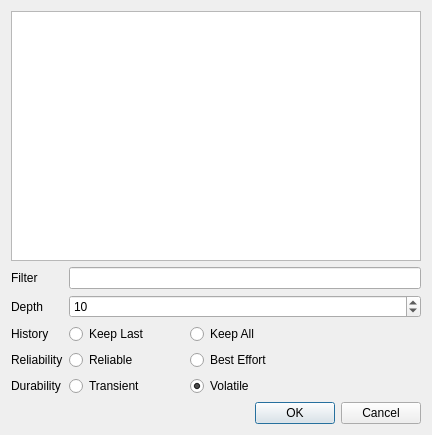
Above: mapviz_plugins/ui/topicselect.ui from swri-robotics/mapviz before the change. Below: the same form after it.
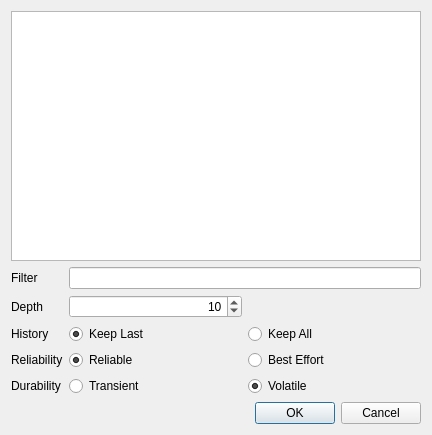
That is the form after the change.

Commit message: Fixing form so exclusive buttons work properly

The edit to the form file:
```diff
--- a/mapviz_plugins/ui/topicselect.ui
+++ b/mapviz_plugins/ui/topicselect.ui
@@ -25,69 +25,13 @@
     </widget>
    </item>
    <item>
-    <layout class="QFormLayout" name="formLayout">
+    <layout class="QGridLayout" name="gridLayout">
      <property name="topMargin">
       <number>0</number>
      </property>
      <property name="bottomMargin">
       <number>0</number>
      </property>
-     <item row="2" column="0">
-      <widget class="QLabel" name="historyLabel">
-       <property name="text">
-        <string>History</string>
-       </property>
-      </widget>
-     </item>
-     <item row="2" column="1">
-      <layout class="QHBoxLayout" name="historyHorizontalLayout">
-       <property name="leftMargin">
-        <number>0</number>
-       </property>
-       <item>
-        <widget class="QRadioButton" name="historyKeepLastRadioButton">
-         <property name="sizePolicy">
-          <sizepolicy hsizetype="MinimumExpanding" vsizetype="Fixed">
-           <horstretch>0</horstretch>
-           <verstretch>0</verstretch>
-          </sizepolicy>
-         </property>
-         <property name="text">
-          <string>Keep Last</string>
-         </property>
-         <property name="checked">
-          <bool>true</bool>
-         </property>
-        </widget>
-       </item>
-       <item>
-        <widget class="QRadioButton" name="historyKeepAllRadioButton">
-         <property name="sizePolicy">
-          <sizepolicy hsizetype="MinimumExpanding" vsizetype="Fixed">
-           <horstretch>0</horstretch>
-           <verstretch>0</verstretch>
-          </sizepolicy>
-         </property>
-         <property name="text">
-          <string>Keep All</string>
-         </property>
-        </widget>
-       </item>
-       <item>
-        <spacer name="historyHorizontalSpacer">
-         <property name="orientation">
-          <enum>Qt::Horizontal</enum>
-         </property>
-         <property name="sizeHint" stdset="0">
-          <size>
-           <width>40</width>
-           <height>20</height>
-          </size>
-         </property>
-        </spacer>
-       </item>
-      </layout>
-     </item>
      <item row="3" column="0">
       <widget class="QLabel" name="reliabilityLabel">
        <property name="text">
@@ -95,35 +39,14 @@
        </property>
       </widget>
      </item>
-     <item row="4" column="0">
-      <widget class="QLabel" name="durabilityLabel">
+     <item row="0" column="0">
+      <widget class="QLabel" name="filterLabel">
        <property name="text">
-        <string>Durability</string>
+        <string>Filter</string>
        </property>
       </widget>
      </item>
-     <item row="3" column="1">
-      <layout class="QHBoxLayout" name="reliabilityHorizontalLayout">
-       <property name="leftMargin">
-        <number>0</number>
-       </property>
-       <item>
-        <widget class="QRadioButton" name="reliabilityReliableRadioButton">
-         <property name="sizePolicy">
-          <sizepolicy hsizetype="MinimumExpanding" vsizetype="Fixed">
-           <horstretch>0</horstretch>
-           <verstretch>0</verstretch>
-          </sizepolicy>
-         </property>
-         <property name="text">
-          <string>Reliable</string>
-         </property>
-         <property name="checked">
-          <bool>true</bool>
-         </property>
-        </widget>
-       </item>
-       <item>
+     <item row="3" column="2">
         <widget class="QRadioButton" name="reliabilityBestEffortRadioButton">
          <property name="sizePolicy">
           <sizepolicy hsizetype="MinimumExpanding" vsizetype="Fixed">
@@ -134,30 +57,16 @@
          <property name="text">
           <string>Best Effort</string>
          </property>
-        </widget>
-       </item>
-       <item>
-        <spacer name="reliabilityHorizontalSpacer">
-         <property name="orientation">
-          <enum>Qt::Horizontal</enum>
-         </property>
-         <property name="sizeHint" stdset="0">
-          <size>
-           <width>40</width>
-           <height>20</height>
-          </size>
-         </property>
-        </spacer>
-       </item>
-      </layout>
-     </item>
-     <item row="4" column="1">
-      <layout class="QHBoxLayout" name="durabilityHorizontalLayout">
-       <property name="leftMargin">
-        <number>0</number>
-       </property>
-       <item>
-        <widget class="QRadioButton" name="durabilityTransientRadioButton">
+       <attribute name="buttonGroup">
+        <string notr="true">reliabilityButtonGroup</string>
+       </attribute>
+      </widget>
+     </item>
+     <item row="0" column="1" colspan="2">
+      <widget class="QLineEdit" name="filterLineEdit"/>
+     </item>
+     <item row="2" column="1">
+      <widget class="QRadioButton" name="historyKeepLastRadioButton">
          <property name="sizePolicy">
           <sizepolicy hsizetype="MinimumExpanding" vsizetype="Fixed">
            <horstretch>0</horstretch>
@@ -165,11 +74,17 @@
           </sizepolicy>
          </property>
          <property name="text">
-          <string>Transient</string>
-         </property>
-        </widget>
-       </item>
-       <item>
+        <string>Keep Last</string>
+       </property>
+       <property name="checked">
+        <bool>true</bool>
+       </property>
+       <attribute name="buttonGroup">
+        <string notr="true">historyButtonGroup</string>
+       </attribute>
+      </widget>
+     </item>
+     <item row="4" column="2">
         <widget class="QRadioButton" name="durabilityVolatileRadioButton">
          <property name="sizePolicy">
           <sizepolicy hsizetype="MinimumExpanding" vsizetype="Fixed">
@@ -183,25 +98,16 @@
          <property name="checked">
           <bool>true</bool>
          </property>
-        </widget>
-       </item>
-       <item>
-        <spacer name="durabilityHorizontalSpacer">
-         <property name="orientation">
-          <enum>Qt::Horizontal</enum>
-         </property>
-         <property name="sizeHint" stdset="0">
-          <size>
-           <width>40</width>
-           <height>20</height>
-          </size>
-         </property>
-        </spacer>
-       </item>
-      </layout>
+       <attribute name="buttonGroup">
+        <string notr="true">durabilityButtonGroup</string>
+       </attribute>
+      </widget>
      </item>
      <item row="1" column="1">
       <widget class="QSpinBox" name="depthSpinBox">
+       <property name="alignment">
+        <set>Qt::AlignRight|Qt::AlignTrailing|Qt::AlignVCenter</set>
+       </property>
        <property name="minimum">
         <number>1</number>
        </property>
@@ -213,6 +119,55 @@
        </property>
       </widget>
      </item>
+     <item row="2" column="2">
+      <widget class="QRadioButton" name="historyKeepAllRadioButton">
+       <property name="sizePolicy">
+        <sizepolicy hsizetype="MinimumExpanding" vsizetype="Fixed">
+         <horstretch>0</horstretch>
+         <verstretch>0</verstretch>
+        </sizepolicy>
+       </property>
+       <property name="text">
+        <string>Keep All</string>
+       </property>
+       <attribute name="buttonGroup">
+        <string notr="true">historyButtonGroup</string>
+       </attribute>
+      </widget>
+     </item>
+     <item row="2" column="0">
+      <widget class="QLabel" name="historyLabel">
+       <property name="text">
+        <string>History</string>
+       </property>
+      </widget>
+     </item>
+     <item row="3" column="1">
+      <widget class="QRadioButton" name="reliabilityReliableRadioButton">
+       <property name="sizePolicy">
+        <sizepolicy hsizetype="MinimumExpanding" vsizetype="Fixed">
+         <horstretch>0</horstretch>
+         <verstretch>0</verstretch>
+        </sizepolicy>
+       </property>
+       <property name="text">
+        <string>Reliable</string>
+       </property>
+       <property name="checked">
+        <bool>true</bool>
+       </property>
+       <attribute name="buttonGroup">
+        <string notr="true">reliabilityButtonGroup</string>
+       </attribute>
+      </widget>
+     </item>
+     <item row="4" column="0">
+      <widget class="QLabel" name="durabilityLabel">
+       <property name="text">
+        <string>Durability</string>
+       </property>
+      </widget>
+     </item>
      <item row="1" column="0">
       <widget class="QLabel" name="depthLabel">
        <property name="text">
@@ -220,13 +175,16 @@
        </property>
       </widget>
      </item>
-     <item row="0" column="1">
-      <widget class="QLineEdit" name="filterLineEdit"/>
-     </item>
-     <item row="0" column="0">
-      <widget class="QLabel" name="filterLabel">
+     <item row="4" column="1">
+      <widget class="QRadioButton" name="durabilityTransientRadioButton">
+       <property name="sizePolicy">
+        <sizepolicy hsizetype="MinimumExpanding" vsizetype="Fixed">
+         <horstretch>0</horstretch>
+         <verstretch>0</verstretch>
+        </sizepolicy>
+       </property>
        <property name="text">
-        <string>Filter</string>
+        <string>Transient</string>
        </property>
       </widget>
      </item>
```
Left out of the diff: 8 changed lines with no effect on the pictures. Lines whose indentation alone changed are shown as unchanged.
